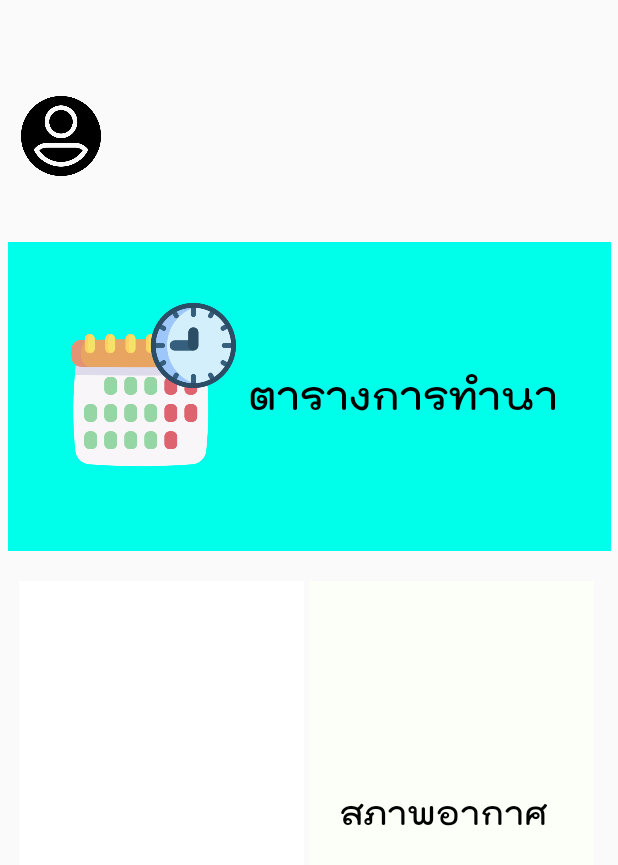
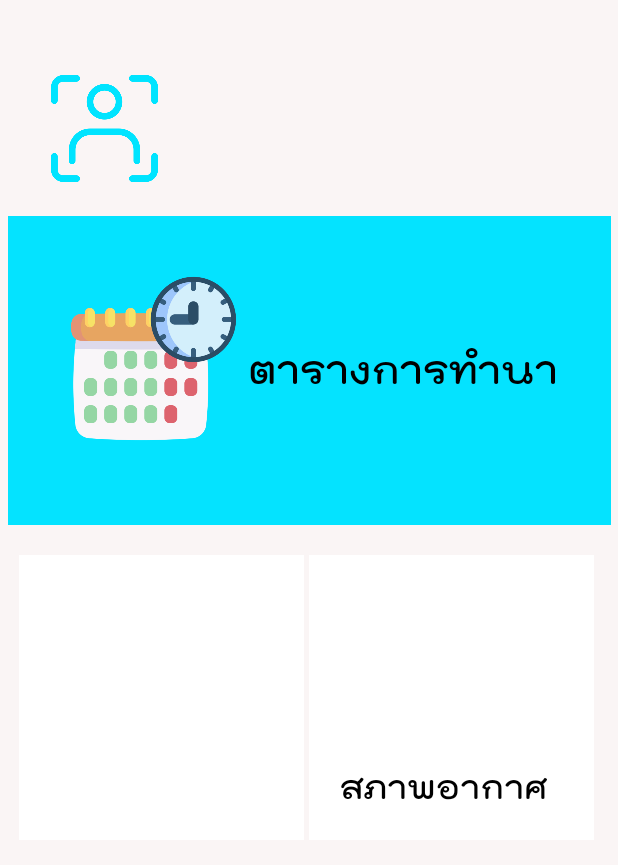
Before and after one commit to kavviiv/FarmerMate-FinalProject-AndrodApp, an Android app: the HomePage screen opened directly, with no data from a screen before it, on a phone screen of 412 x 824 dp. Shown: the top 865 px of the screen. Run offline under Robolectric (Android 15) with nearby library versions, the phone set to English and light mode, and no system bars.

Commit message:
27/09/2020 12.46 am

```diff
--- a/app/src/main/java/com/example/farmermate/MapsActivity.java
+++ b/app/src/main/java/com/example/farmermate/MapsActivity.java
@@ -82,6 +82,7 @@ public class MapsActivity extends FragmentActivity implements OnMapReadyCallback
        // FirebaseFirestore db = FirebaseFirestore.getInstance();
         this.db = FirebaseFirestore.getInstance();
         FirebaseUser user = FirebaseAuth.getInstance().getCurrentUser();
+        String RName = getIntent().getStringExtra("Rname");
 
         buildGoogleApiClient();
 
@@ -158,6 +159,7 @@ public class MapsActivity extends FragmentActivity implements OnMapReadyCallback
                 @Override
                 public void onClick(View view) {
                     Map<String, Object> user = new HashMap<>();
+                    user.put("RiceName", getIntent().getStringExtra("Rname"));
                     user.put("Latitude", mLastLocation.getLatitude());
                     user.put("Longtitude", mLastLocation.getLongitude());
                     DatabaseReference mDatabase = FirebaseDatabase.getInstance().getReference();
@@ -244,7 +246,7 @@ public class MapsActivity extends FragmentActivity implements OnMapReadyCallback
                 LatLng latLng = new LatLng(mLastLocation.getLatitude()
                         , mLastLocation.getLongitude());
                 MarkerOptions options = new MarkerOptions().position(latLng)
-                        .title( "ที่อยู่ปัจจุบัน" );
+                        .title(getIntent().getStringExtra("Rname"));
                 googleMap.animateCamera(  CameraUpdateFactory.newLatLngZoom( latLng,10 ));
                 googleMap.addMarker(options);
         }
--- a/app/src/main/java/com/example/farmermate/RetrieveMapActivity.java
+++ b/app/src/main/java/com/example/farmermate/RetrieveMapActivity.java
@@ -61,6 +61,7 @@ public class RetrieveMapActivity extends FragmentActivity implements OnMapReadyC
                 for (DataSnapshot child : dataSnapshot.getChildren()) {
                     String lat = child.child("Latitude").getValue().toString();
                     String lng = child.child("Longtitude").getValue().toString();
+                    String Rname = child.child("RiceName").getValue().toString();
 
                     double latitude = Double.parseDouble(lat);
                     double longitude = Double.parseDouble(lng);
@@ -71,7 +72,7 @@ public class RetrieveMapActivity extends FragmentActivity implements OnMapReadyC
 //
 //                LatLng location = new LatLng(latitude,longitude);
 
-                    mMap.addMarker(new MarkerOptions().position(location).title(getCOmpleteAddress(latitude, longitude)));
+                    mMap.addMarker(new MarkerOptions().position(location).title(Rname));
                     mMap.moveCamera(CameraUpdateFactory.newLatLngZoom(location, 14F));
                 }
             }
--- a/app/src/main/res/layout/activity_home_page.xml
+++ b/app/src/main/res/layout/activity_home_page.xml
@@ -4,33 +4,22 @@
     xmlns:tools="http://schemas.android.com/tools"
     android:layout_width="match_parent"
     android:layout_height="match_parent"
+    android:background="#FAF5F5"
     android:fillViewport="true"
     tools:context=".HomePage">
 
-
-    <ImageView
-        android:id="@+id/profile"
-        android:layout_width="57dp"
-        android:layout_height="53dp"
-        android:layout_marginStart="12dp"
-        android:layout_marginLeft="12dp"
-        android:layout_marginTop="64dp"
-        app:layout_constraintStart_toStartOf="parent"
-        app:layout_constraintTop_toTopOf="parent"
-        app:srcCompat="@drawable/user" />
 
     <View
 
         android:id="@+id/tablepage"
         android:layout_width="402dp"
         android:layout_height="0dp"
-        android:layout_marginTop="44dp"
-        android:background="#00FFEA"
+        android:layout_marginTop="144dp"
+        android:background="#04E3FF"
         app:layout_constraintEnd_toEndOf="parent"
         app:layout_constraintHeight_percent="0.25"
-        app:layout_constraintHorizontal_bias="0.533"
         app:layout_constraintStart_toStartOf="parent"
-        app:layout_constraintTop_toBottomOf="@+id/profile"
+        app:layout_constraintTop_toTopOf="parent"
         app:layout_constraintWidth_percent="0.95" />
 
     <ImageView
@@ -51,7 +40,7 @@
         android:layout_marginTop="20dp"
         android:layout_marginEnd="16dp"
         android:layout_marginRight="16dp"
-        android:background="#FCFFF7"
+        android:background="#FFFFFF"
         app:layout_constraintEnd_toEndOf="parent"
         app:layout_constraintHeight_percent="0.25"
         app:layout_constraintTop_toBottomOf="@+id/tablepage"
@@ -216,5 +205,16 @@
         app:layout_constraintStart_toEndOf="@+id/view2"
         app:layout_constraintTop_toBottomOf="@+id/imageView7" />
 
+    <ImageView
+        android:id="@+id/profile"
+        android:layout_width="83dp"
+        android:layout_height="71dp"
+        android:layout_marginStart="28dp"
+        android:layout_marginLeft="28dp"
+        android:layout_marginTop="50dp"
+        app:layout_constraintStart_toStartOf="parent"
+        app:layout_constraintTop_toTopOf="parent"
+        app:srcCompat="@drawable/users" />
+
 
 </androidx.constraintlayout.widget.ConstraintLayout>
```
Also changed, not shown: app/src/main/java/com/example/farmermate/CreateTable.java (+19 -2 lines), app/src/main/res/layout/activity_expense_money.xml (+9 -0 lines), app/src/main/res/drawable/users.png (added).
